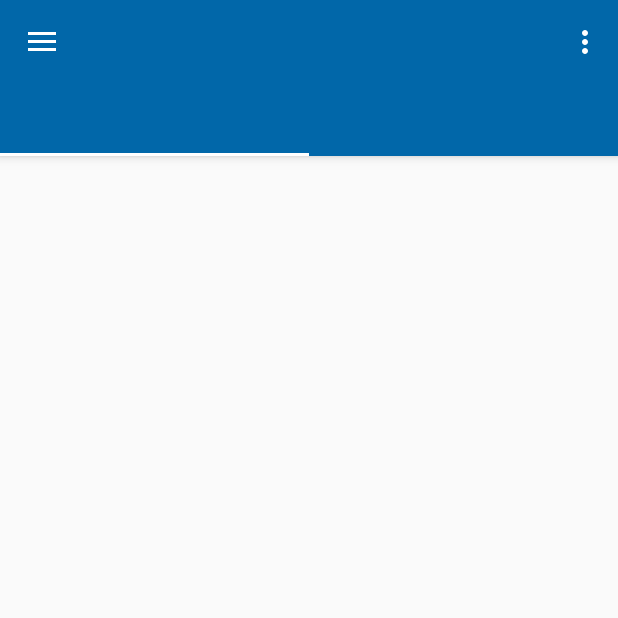
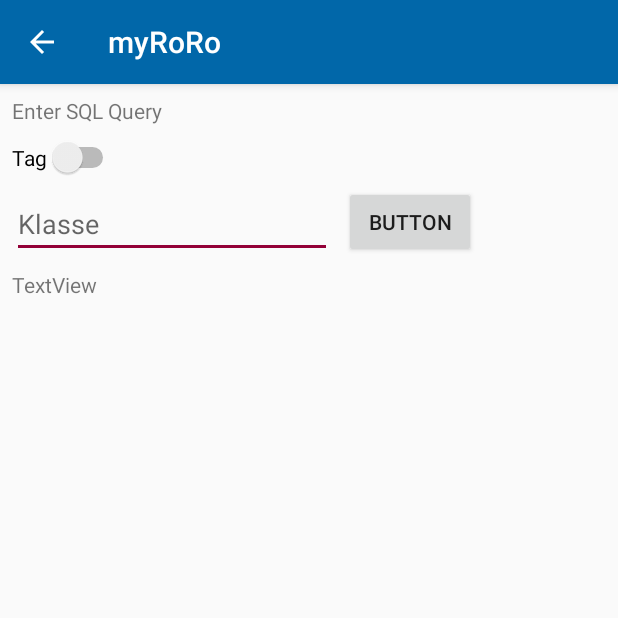
Before and after one commit to Theaninova/ScheduleTest, an Android app: the screen it shows after launch (Main2Activity before the commit, PersonalizedActivity after it), in the side drawer, after a tap on "Personalisierte Ansicht (WIP)", on a phone screen of 412 x 824 dp, the top half of it. Run offline under Robolectric (Android 15) with nearby library versions, the phone set to English and light mode, and no system bars; network calls fail.

Commit message:
Version 2.2.1
+ First attempt on personalized view

```diff
--- a/app/build.gradle
+++ b/app/build.gradle
@@ -8,7 +8,7 @@ android {
         minSdkVersion 21
         targetSdkVersion 25
         versionCode 4
-        versionName "2.2.2"
+        versionName "2.2"
         testInstrumentationRunner "android.support.test.runner.AndroidJUnitRunner"
         vectorDrawables.useSupportLibrary = true
     }
--- a/app/src/main/AndroidManifest.xml
+++ b/app/src/main/AndroidManifest.xml
@@ -44,6 +44,9 @@
         </activity>
         <activity android:name=".SettingsActivity" />
         <activity android:name=".ActivityRowNew" />
+        <activity android:name=".PersonalizedActivity"
+            android:parentActivityName=".Main2Activity">
+        </activity>
     </application>
 
 </manifest>
--- a/app/src/main/java/com/wieland/www/scheduletest/Main2Activity.java
+++ b/app/src/main/java/com/wieland/www/scheduletest/Main2Activity.java
@@ -190,6 +190,8 @@ public class Main2Activity extends AppCompatActivity
         if (id == R.id.nav_heute) {
 
         } else if (id == R.id.nav_slideshow) {
+            Intent i = new Intent(this, PersonalizedActivity.class);
+            startActivity(i);
 
         } else if (id == R.id.nav_share) {
             Intent i = new Intent(Intent.ACTION_SENDTO);
--- /dev/null
+++ b/app/src/main/java/com/wieland/www/scheduletest/PersonalizedActivity.java
@@ -0,0 +1,76 @@
+package com.wieland.www.scheduletest;
+
+import android.content.Context;
+import android.content.DialogInterface;
+import android.support.v7.app.AlertDialog;
+import android.support.v7.app.AppCompatActivity;
+import android.os.Bundle;
+import android.view.View;
+import android.widget.ArrayAdapter;
+import android.widget.Button;
+import android.widget.EditText;
+import android.widget.ListView;
+import android.widget.Switch;
+import android.widget.TextView;
+
+import java.util.ArrayList;
+
+public class PersonalizedActivity extends AppCompatActivity {
+
+    Button button;
+    EditText editText;
+    ListView listView;
+    Switch aSwitch;
+    TextView textView;
+
+    @Override
+    protected void onCreate(Bundle savedInstanceState) {
+        super.onCreate(savedInstanceState);
+        setContentView(R.layout.activity_personalized);
+
+        button = (Button) findViewById(R.id.button);
+        editText = (EditText) findViewById(R.id.editText);
+        listView = (ListView) findViewById(R.id.personalized_list);
+        aSwitch = (Switch) findViewById(R.id.switch1);
+        textView = (TextView) findViewById(R.id.textView2);
+
+        final Context context = this;
+
+        button.setOnClickListener(new View.OnClickListener() {
+            @Override
+            public void onClick(View v) {
+                ScheduleHandler scheduleHandler = new ScheduleHandler(1, context);
+                try {
+                    String a = editText.getText().toString();
+                    if((editText.getText().toString().charAt(0) != '0') && (editText.getText().toString().charAt(0) != '1') && (editText.getText().toString().charAt(0) != '2'))
+                        a = "0" + a;
+                    ArrayList<String> list;
+                    String command;
+                    if (!aSwitch.isChecked())
+                        command = "SELECT * FROM " + DatabaseHelper.TABLE_NAME + " WHERE " + DatabaseHelper.COL_1 + " = '" + a + "'";
+                    else
+                        command = "SELECT * FROM " + DatabaseHelper.TABLE_NAME2 + " WHERE " + DatabaseHelper.COL_1 + " = '" + a + "'";
+
+                    textView.setText(command);
+                    list = scheduleHandler.getCustomizedClassInfo(command);
+
+                    listView.setAdapter(new ArrayAdapter<>(context,
+                            android.R.layout.simple_list_item_1,
+                            android.R.id.text1,
+                            list));
+                } catch (Exception e) {
+                    android.app.AlertDialog.Builder alertDialogBuilder = new android.app.AlertDialog.Builder(context);
+
+                    alertDialogBuilder.setTitle("Fehler");
+                    alertDialogBuilder.setMessage(e.getMessage());
+                    alertDialogBuilder.setCancelable(true);
+                    alertDialogBuilder.setPositiveButton("Ok", new DialogInterface.OnClickListener() {
+                        public void onClick(DialogInterface dialog, int id) {
+                        }
+                    });
+                    alertDialogBuilder.show();
+                }
+            }
+        });
+    }
+}
--- a/app/src/main/java/com/wieland/www/scheduletest/Schedule.java
+++ b/app/src/main/java/com/wieland/www/scheduletest/Schedule.java
@@ -66,7 +66,7 @@ public class Schedule {
                 .get();
 
         //START SQL
-        databaseHelper.getWritableDatabase().delete(DatabaseHelper.TABLE_NAME, null, null); //clear database
+        context.deleteDatabase(DatabaseHelper.DATABASE_NAME); //clear database
         boolean success = false; //for checking
         String currentClass = "Aufsicht";
         for (org.jsoup.nodes.Element table : doc.select("table")) {
@@ -105,7 +105,6 @@ public class Schedule {
                 .get();
 
         //START SQL
-        databaseHelper.getWritableDatabase().delete(DatabaseHelper.TABLE_NAME2, null, null); //clear database
         currentClass = "Aufsicht";
         for (org.jsoup.nodes.Element table : doc.select("table")) {
             for (org.jsoup.nodes.Element row : table.select("tr")) {
--- /dev/null
+++ b/app/src/main/res/layout/activity_personalized.xml
@@ -0,0 +1,71 @@
+<?xml version="1.0" encoding="utf-8"?>
+<android.support.constraint.ConstraintLayout xmlns:android="http://schemas.android.com/apk/res/android"
+    xmlns:app="http://schemas.android.com/apk/res-auto"
+    xmlns:tools="http://schemas.android.com/tools"
+    android:layout_width="match_parent"
+    android:layout_height="match_parent"
+    tools:context="com.wieland.www.scheduletest.PersonalizedActivity">
+
+    <TextView
+        android:id="@+id/textView"
+        android:layout_width="wrap_content"
+        android:layout_height="wrap_content"
+        android:layout_marginLeft="8dp"
+        android:layout_marginTop="8dp"
+        android:text="Enter SQL Query"
+        app:layout_constraintLeft_toLeftOf="parent"
+        app:layout_constraintTop_toTopOf="parent"
+        android:layout_marginStart="8dp" />
+
+    <EditText
+        android:id="@+id/editText"
+        android:layout_width="wrap_content"
+        android:layout_height="wrap_content"
+        android:layout_marginLeft="8dp"
+        android:layout_marginStart="8dp"
+        android:layout_marginTop="8dp"
+        android:ems="10"
+        android:hint="Klasse"
+        android:inputType="textPersonName"
+        app:layout_constraintLeft_toLeftOf="parent"
+        app:layout_constraintTop_toBottomOf="@+id/switch1" />
+
+    <Button
+        android:id="@+id/button"
+        android:layout_width="wrap_content"
+        android:layout_height="wrap_content"
+        android:text="Button"
+        app:layout_constraintLeft_toRightOf="@+id/editText"
+        app:layout_constraintTop_toTopOf="parent"
+        android:layout_marginLeft="8dp"
+        android:layout_marginTop="68dp" />
+
+    <ListView
+        android:id="@+id/personalized_list"
+        android:layout_width="395dp"
+        android:layout_height="500dp"
+        android:layout_marginLeft="8dp"
+        android:layout_marginTop="51dp"
+        app:layout_constraintLeft_toLeftOf="parent"
+        app:layout_constraintTop_toBottomOf="@+id/editText" />
+
+    <Switch
+        android:id="@+id/switch1"
+        android:layout_width="wrap_content"
+        android:layout_height="wrap_content"
+        android:layout_marginLeft="8dp"
+        android:layout_marginTop="8dp"
+        android:text="Tag"
+        app:layout_constraintLeft_toLeftOf="parent"
+        app:layout_constraintTop_toBottomOf="@+id/textView" />
+
+    <TextView
+        android:id="@+id/textView2"
+        android:layout_width="wrap_content"
+        android:layout_height="wrap_content"
+        android:text="TextView"
+        android:layout_marginTop="8dp"
+        app:layout_constraintTop_toBottomOf="@+id/editText"
+        android:layout_marginLeft="8dp"
+        app:layout_constraintLeft_toLeftOf="parent" />
+</android.support.constraint.ConstraintLayout>
```
Also changed, not shown: app/src/main/java/com/wieland/www/scheduletest/ScheduleHandler.java (+14 -0 lines), app/src/main/res/layout/activity_settings.xml (+4 -24 lines).
